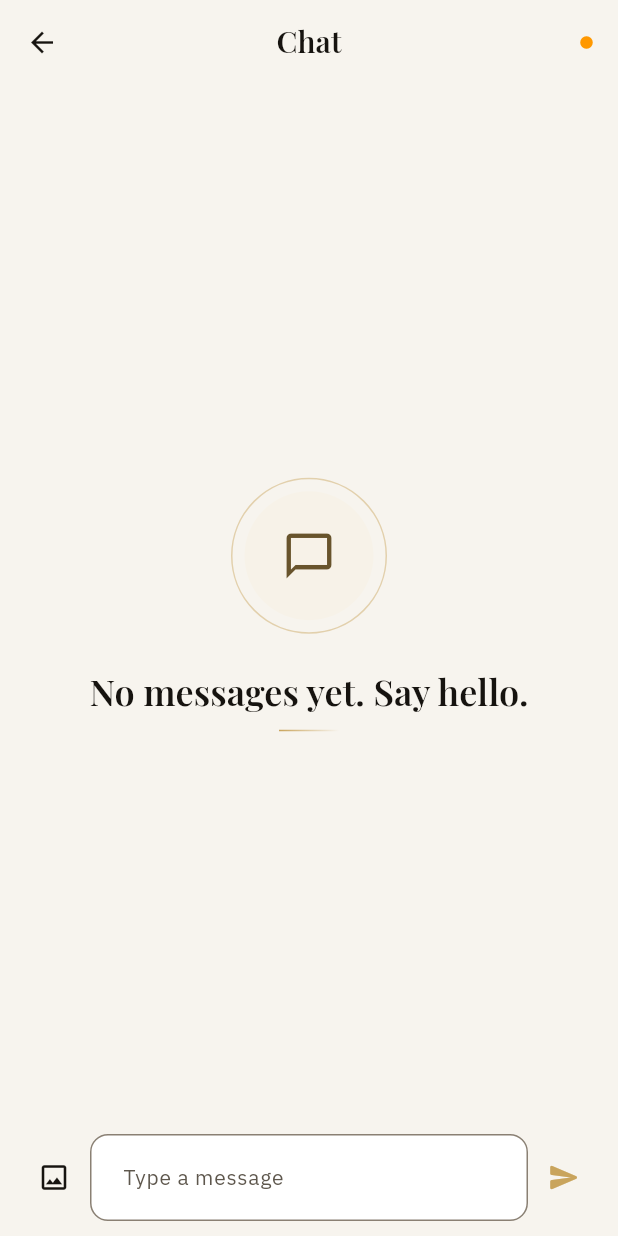
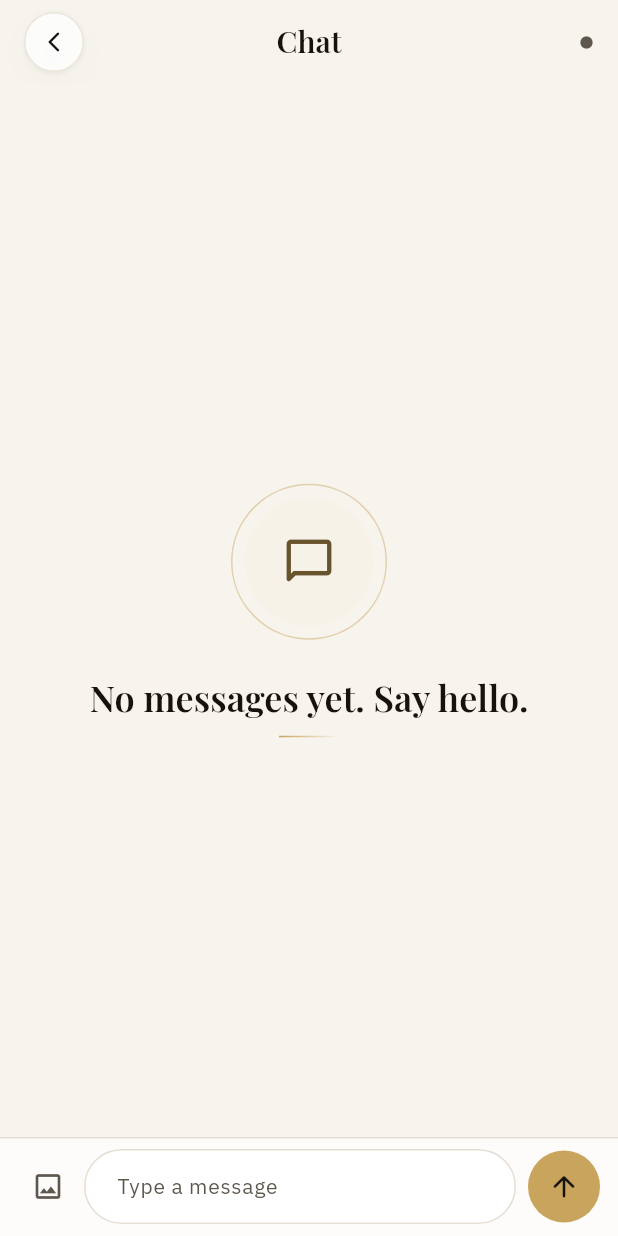
Before and after one commit to Alexapedia/Marketplace, a Flutter app: the ChatBody screen opened directly with empty values, on a phone screen of 412 x 824 dp. Run offline on Flutter 3.47's test engine with Material 3 defaults, Android fonts, the phone set to English and light mode, and no system bars; our stand-ins replace cached_network_image, connectivity_plus, dartz, dio, easy_localization, equatable and 23 more; missing offline and left inert: dio_http_formatter; accounts and stored records are empty; network calls fail.

Commit message:
feat(mobile-ui): chat, custom order form and themed toasts
Accent/ink bubbles with direction-aware tails, glass composer with an accent
send disc, band header and selectable category tiles in the custom order
form, themed toast with status icon and haptic on errors.

Co-Authored-By: Claude Sonnet 5.5 <noreply@anthropic.com>

```diff
--- a/mobile/lib/modules/pages/chat/view/widgets/chat_body.dart
+++ b/mobile/lib/modules/pages/chat/view/widgets/chat_body.dart
@@ -2,6 +2,9 @@ import 'package:easy_localization/easy_localization.dart';
 import 'package:flutter/material.dart';
 import 'package:flutter_bloc/flutter_bloc.dart';
 
+import '../../../../../config/theme/maison.dart';
+import '../../../../../core/components/adaptive_page.dart';
+import '../../../../../core/components/circle_back_button.dart';
 import '../../../../../core/components/failed_shape.dart';
 import '../../../../../core/components/skeleton_placeholders.dart';
 import '../../../../../core/utils/constant/app_enum.dart';
@@ -18,16 +21,25 @@ class ChatBody extends StatelessWidget {
     final cubit = context.read<ChatCubit>();
     return Scaffold(
       appBar: AppBar(
+        leadingWidth: 64,
+        leading: const Padding(
+          padding: EdgeInsetsDirectional.only(start: 8),
+          child: Center(child: CircleBackButton()),
+        ),
         title: Text('chat'.tr()),
         actions: [
           BlocBuilder<ChatCubit, ChatState>(
             buildWhen: (p, n) => p.socketReady != n.socketReady,
             builder: (context, state) => Padding(
               padding: const EdgeInsetsDirectional.only(end: 16),
+              child: ExcludeSemantics(
                 child: Icon(
                   Icons.circle,
                   size: 10,
-                color: state.socketReady ? Colors.green : Colors.orange,
+                  color: state.socketReady
+                      ? context.maison.success
+                      : context.maison.inkMuted,
+                ),
               ),
             ),
           ),
@@ -50,14 +62,17 @@ class ChatBody extends StatelessWidget {
                 if (state.messages.isEmpty) {
                   return EmptyState(
                     title: 'empty_messages'.tr(),
-                    icon: Icons.chat_bubble_outline,
+                    icon: Icons.chat_bubble_outline_rounded,
                   );
                 }
-                return ListView.builder(
+                return AdaptivePage(
+                  maxWidth: 720,
+                  child: ListView.builder(
                     padding: const EdgeInsets.all(16),
                     itemCount: state.messages.length,
                     itemBuilder: (context, i) =>
                         ChatBubble(message: state.messages[i]),
+                  ),
                 );
               },
             ),
--- a/mobile/lib/modules/pages/chat/view/widgets/chat_composer.dart
+++ b/mobile/lib/modules/pages/chat/view/widgets/chat_composer.dart
@@ -1,37 +1,71 @@
 import 'package:easy_localization/easy_localization.dart';
 import 'package:flutter/material.dart';
+import 'package:flutter/services.dart';
 import 'package:flutter_bloc/flutter_bloc.dart';
 
-import '../../../../../core/models/color_model.dart';
+import '../../../../../config/theme/maison.dart';
+import '../../../../../core/components/glass_surface.dart';
 import '../../controller/chat_cubit.dart';
 
+/// Glass composer: photo button, pill field and an accent send disc.
 class ChatComposer extends StatelessWidget {
   const ChatComposer({super.key});
 
   @override
   Widget build(BuildContext context) {
     final cubit = context.read<ChatCubit>();
-    final gold = Theme.of(context).extension<AppColors>()!.gold;
-    return SafeArea(
+    final m = context.maison;
+    final pill = OutlineInputBorder(
+      borderRadius: BorderRadius.circular(999),
+      borderSide: BorderSide(color: m.line),
+    );
+    return GlassSurface(
+      child: SafeArea(
+        top: false,
         child: Padding(
-        padding: const EdgeInsets.fromLTRB(12, 6, 12, 10),
+          padding: const EdgeInsets.fromLTRB(8, 8, 12, 8),
           child: Row(
             children: [
               IconButton(
+                tooltip: 'images'.tr(),
                 onPressed: cubit.pickImage,
-              icon: const Icon(Icons.photo_outlined),
+                icon: Icon(Icons.photo_outlined, color: m.inkMuted),
               ),
               Expanded(
                 child: TextField(
                   controller: cubit.text,
-                decoration: InputDecoration(hintText: 'type_message'.tr()),
+                  minLines: 1,
+                  maxLines: 4,
+                  decoration: InputDecoration(
+                    hintText: 'type_message'.tr(),
+                    contentPadding: const EdgeInsets.symmetric(
+                      horizontal: 18,
+                      vertical: 12,
+                    ),
+                    border: pill,
+                    enabledBorder: pill,
+                    focusedBorder: pill.copyWith(
+                      borderSide: BorderSide(color: m.accentInk, width: 1.5),
                     ),
                   ),
-            IconButton(
-              onPressed: cubit.send,
-              icon: Icon(Icons.send_rounded, color: gold),
+                ),
+              ),
+              const SizedBox(width: 8),
+              IconButton.filled(
+                tooltip: 'send'.tr(),
+                style: IconButton.styleFrom(
+                  backgroundColor: m.accent,
+                  foregroundColor: m.onAccent,
+                  minimumSize: const Size(48, 48),
+                ),
+                onPressed: () {
+                  HapticFeedback.selectionClick();
+                  cubit.send();
+                },
+                icon: const Icon(Icons.arrow_upward_rounded),
               ),
             ],
+          ),
         ),
       ),
     );
--- a/mobile/lib/modules/pages/custom_order/view/widgets/custom_field_block.dart
+++ b/mobile/lib/modules/pages/custom_order/view/widgets/custom_field_block.dart
@@ -133,7 +133,10 @@ class CustomFieldBlock extends StatelessWidget {
       case 'boolean':
         return SwitchListTile(
           contentPadding: EdgeInsets.zero,
-          title: Text(title, style: const TextStyle(fontWeight: FontWeight.w700)),
+          title: Text(
+            title,
+            style: const TextStyle(fontWeight: FontWeight.w700),
+          ),
           value: selected == true || selected == 'true',
           onChanged: (v) => cubit.setAnswer(field.key, v),
         );
```
Also changed, not shown: mobile/lib/core/utils/functions/app_toast.dart (+34 -7 lines), mobile/lib/modules/pages/chat/view/widgets/chat_bubble.dart (+37 -17 lines), mobile/lib/modules/pages/custom_order/view/widgets/custom_category_grid.dart (+13 -16 lines), mobile/lib/modules/pages/custom_order/view/widgets/custom_order_body.dart (+12 -27 lines), mobile/lib/modules/pages/custom_order/view/widgets/custom_order_images.dart (+18 -15 lines). Lines whose indentation alone changed are shown as unchanged.
